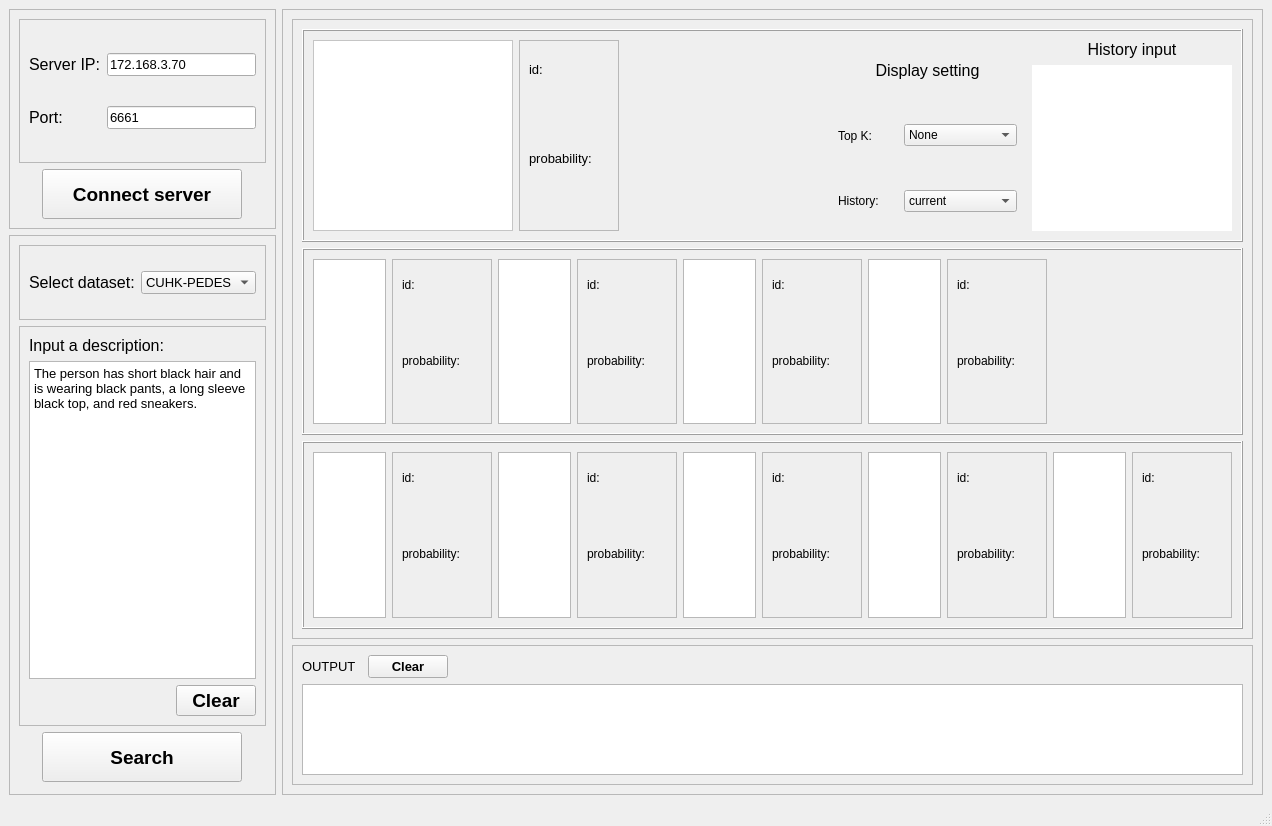
Before: the Qt Designer form tbps_ui/ui_designer/tbps.ui in lugengyou/pyqt_ui, drawn with Qt 5.
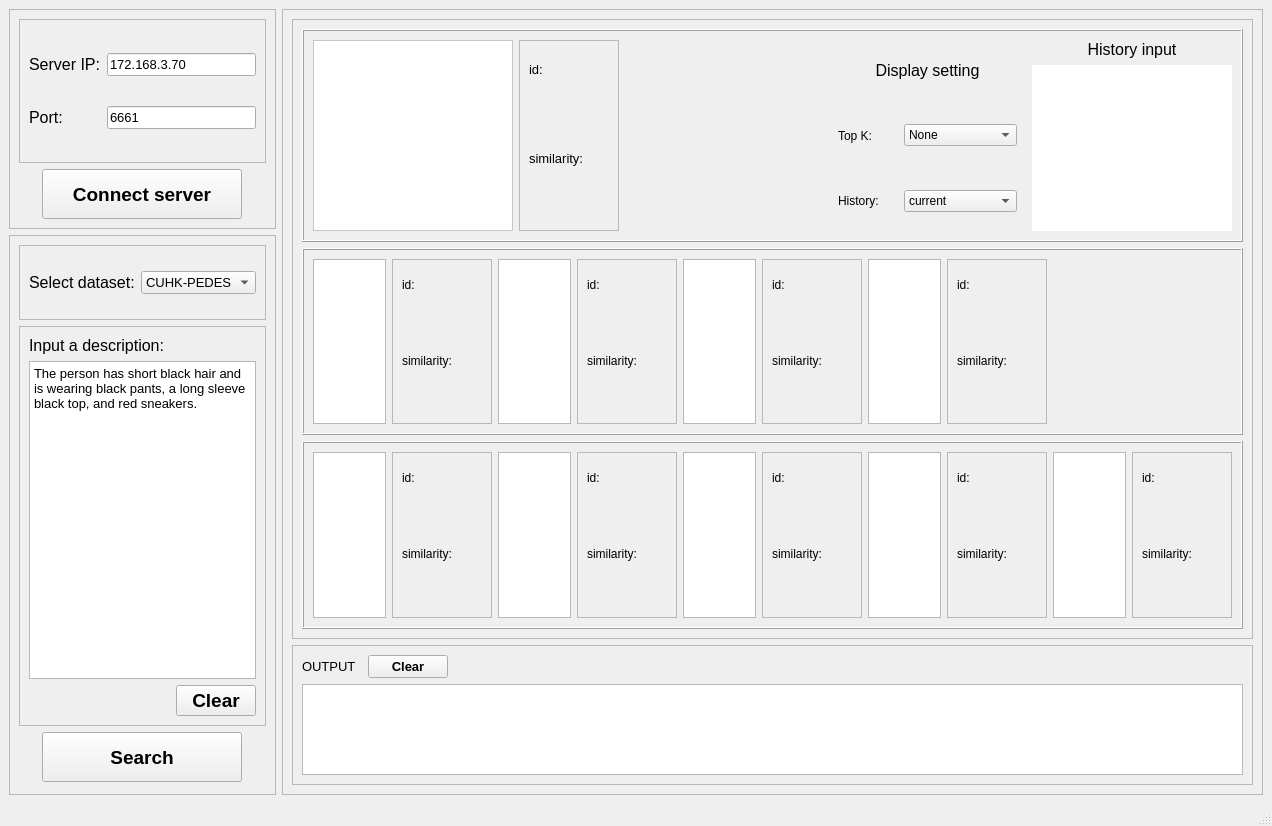
After: the same form once the commit is applied.

Commit message: [NEW] 添加前端查找搜索历史,并接入后端模型推理,确保socket通信稳定

The edit to the form file:
```diff
--- a/tbps_ui/ui_designer/tbps.ui
+++ b/tbps_ui/ui_designer/tbps.ui
@@ -411,7 +411,7 @@
                    </font>
                   </property>
                   <property name="text">
-                   <string>probability:</string>
+                   <string>similarity:</string>
                   </property>
                  </widget>
                 </item>
@@ -733,7 +733,7 @@
                 <item>
                  <widget class="QLabel" name="label_p2">
                   <property name="text">
-                   <string>probability:</string>
+                   <string>similarity:</string>
                   </property>
                  </widget>
                 </item>
@@ -788,7 +788,7 @@
                 <item>
                  <widget class="QLabel" name="label_p3">
                   <property name="text">
-                   <string>probability:</string>
+                   <string>similarity:</string>
                   </property>
                  </widget>
                 </item>
@@ -843,7 +843,7 @@
                 <item>
                  <widget class="QLabel" name="label_p4">
                   <property name="text">
-                   <string>probability:</string>
+                   <string>similarity:</string>
                   </property>
                  </widget>
                 </item>
@@ -902,7 +902,7 @@
                 <item>
                  <widget class="QLabel" name="label_p5">
                   <property name="text">
-                   <string>probability:</string>
+                   <string>similarity:</string>
                   </property>
                  </widget>
                 </item>
@@ -995,7 +995,7 @@
                 <item>
                  <widget class="QLabel" name="label_p6">
                   <property name="text">
-                   <string>probability:</string>
+                   <string>similarity:</string>
                   </property>
                  </widget>
                 </item>
@@ -1050,7 +1050,7 @@
                 <item>
                  <widget class="QLabel" name="label_p7">
                   <property name="text">
-                   <string>probability:</string>
+                   <string>similarity:</string>
                   </property>
                  </widget>
                 </item>
@@ -1105,7 +1105,7 @@
                 <item>
                  <widget class="QLabel" name="label_p8">
                   <property name="text">
-                   <string>probability:</string>
+                   <string>similarity:</string>
                   </property>
                  </widget>
                 </item>
@@ -1160,7 +1160,7 @@
                 <item>
                  <widget class="QLabel" name="label_p9">
                   <property name="text">
-                   <string>probability:</string>
+                   <string>similarity:</string>
                   </property>
                  </widget>
                 </item>
@@ -1215,7 +1215,7 @@
                 <item>
                  <widget class="QLabel" name="label_p10">
                   <property name="text">
-                   <string>probability:</string>
+                   <string>similarity:</string>
                   </property>
                  </widget>
                 </item>
```
The commit also changes 2 other files.
